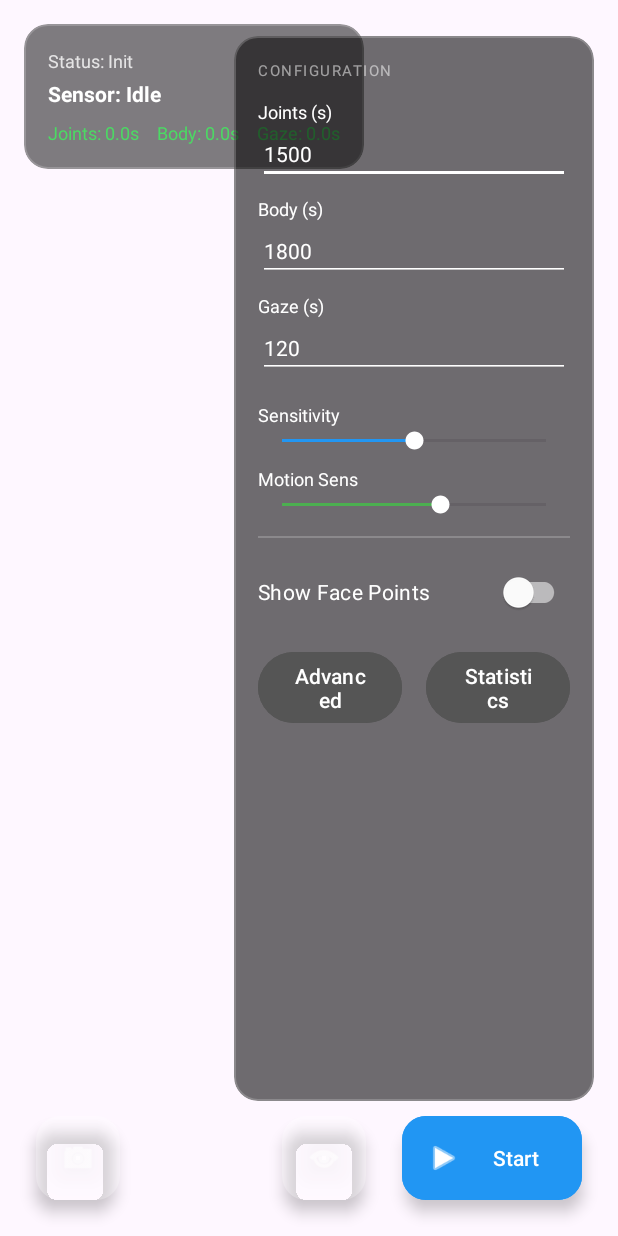
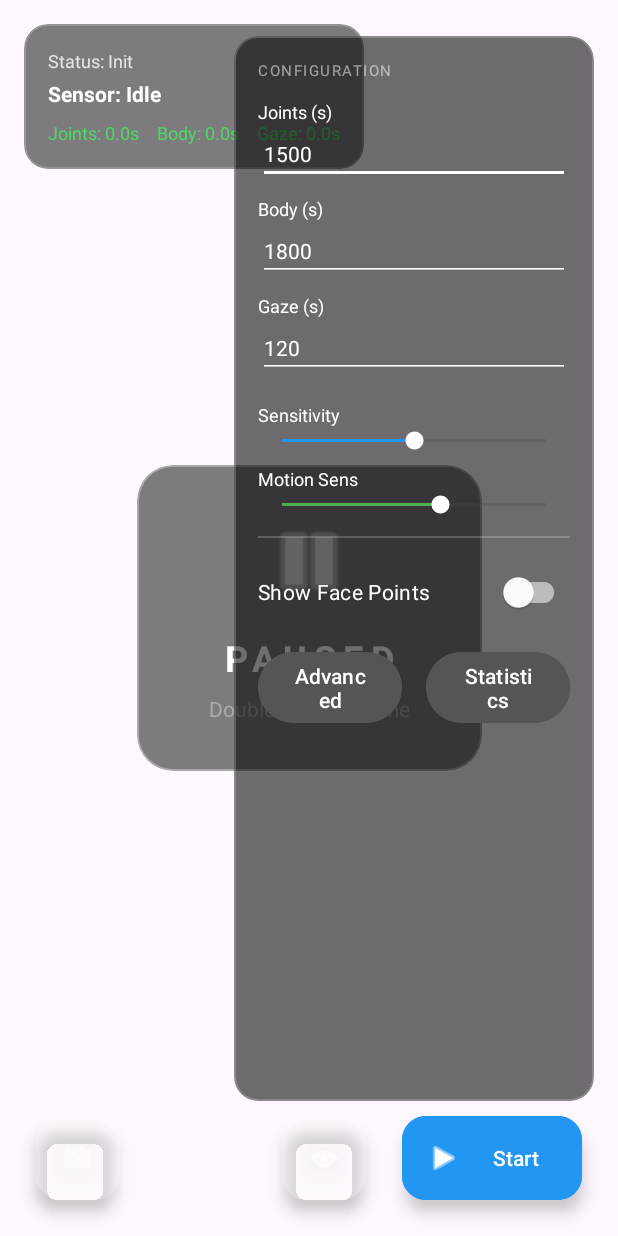
Before and after one commit to goxtopia/pose-master, an Android app: the screen it shows after launch (MainActivity), on a phone screen of 412 x 824 dp. Run offline under Robolectric (Android 15) with nearby library versions, the phone set to English and light mode, and no system bars; libraries missing offline, so code that uses them is left out: androidx.camera.core, androidx.camera.lifecycle, androidx.camera.view, com.google.mediapipe.framework, com.google.mediapipe.tasks; plain views replace PreviewView; 7 statements that could not run were skipped.

Commit message:
Add visual PAUSED indicator
- Added `paused_indicator` (MaterialCardView) to `activity_main.xml`.
- Updated `MainActivity.kt` to toggle visibility of the paused indicator.
- Updated `strings.xml` with "PAUSED" text.

```diff
--- a/android/app/src/main/java/com/example/posturemonitor/MainActivity.kt
+++ b/android/app/src/main/java/com/example/posturemonitor/MainActivity.kt
@@ -65,6 +65,7 @@ class MainActivity : AppCompatActivity(), TextToSpeech.OnInitListener {
     private lateinit var timerBody: TextView
     private lateinit var timerGaze: TextView
     private lateinit var alertOverlay: TextView
+    private lateinit var pausedIndicator: View
     private lateinit var btnStart: Button
     private lateinit var btnSwitchCamera: ImageButton
     private lateinit var btnHideUi: FloatingActionButton
@@ -159,6 +160,7 @@ class MainActivity : AppCompatActivity(), TextToSpeech.OnInitListener {
         timerBody = findViewById(R.id.timer_body)
         timerGaze = findViewById(R.id.timer_gaze)
         alertOverlay = findViewById(R.id.alert_overlay)
+        pausedIndicator = findViewById(R.id.paused_indicator)
         btnStart = findViewById(R.id.btn_start)
         btnSwitchCamera = findViewById(R.id.btn_switch_camera)
         btnHideUi = findViewById(R.id.btn_hide_ui)
@@ -242,6 +244,9 @@ class MainActivity : AppCompatActivity(), TextToSpeech.OnInitListener {
         }
 
         setupGestureDetector()
+
+        // Initial state
+        updatePausedIndicator()
     }
 
     private fun setupGestureDetector() {
@@ -303,6 +308,16 @@ class MainActivity : AppCompatActivity(), TextToSpeech.OnInitListener {
 
             sendApiRequest("/api/stop", null)
             Toast.makeText(this, "Monitoring Stopped", Toast.LENGTH_SHORT).show()
+        }
+        updatePausedIndicator()
+    }
+
+    private fun updatePausedIndicator() {
+        if (isRunning) {
+            pausedIndicator.visibility = View.GONE
+        } else {
+            // Show only if not in PiP
+            pausedIndicator.visibility = if (!isPipMode) View.VISIBLE else View.GONE
         }
     }
 
@@ -453,6 +468,7 @@ class MainActivity : AppCompatActivity(), TextToSpeech.OnInitListener {
         super.onPictureInPictureModeChanged(isInPictureInPictureMode, newConfig)
         isPipMode = isInPictureInPictureMode
         updateUiVisibility()
+        updatePausedIndicator()
     }
 
     private fun updateUiVisibility() {
--- a/android/app/src/main/res/layout/activity_main.xml
+++ b/android/app/src/main/res/layout/activity_main.xml
@@ -169,6 +169,55 @@
             app:layout_constraintTop_toTopOf="parent"
             app:layout_constraintBottom_toBottomOf="parent"/>
 
+        <!-- Paused Indicator (Centered) -->
+        <com.google.android.material.card.MaterialCardView
+            android:id="@+id/paused_indicator"
+            android:layout_width="wrap_content"
+            android:layout_height="wrap_content"
+            app:cardBackgroundColor="#80000000"
+            app:cardCornerRadius="24dp"
+            app:strokeColor="#55FFFFFF"
+            app:strokeWidth="1dp"
+            app:layout_constraintStart_toStartOf="parent"
+            app:layout_constraintEnd_toEndOf="parent"
+            app:layout_constraintTop_toTopOf="parent"
+            app:layout_constraintBottom_toBottomOf="parent">
+
+            <LinearLayout
+                android:layout_width="wrap_content"
+                android:layout_height="wrap_content"
+                android:orientation="vertical"
+                android:gravity="center"
+                android:paddingHorizontal="48dp"
+                android:paddingVertical="32dp">
+
+                <ImageView
+                    android:layout_width="64dp"
+                    android:layout_height="64dp"
+                    android:src="@android:drawable/ic_media_pause"
+                    app:tint="#FFFFFF"
+                    android:alpha="0.8"/>
+
+                <TextView
+                    android:layout_width="wrap_content"
+                    android:layout_height="wrap_content"
+                    android:text="@string/label_paused"
+                    android:textColor="#FFFFFF"
+                    android:textSize="24sp"
+                    android:textStyle="bold"
+                    android:letterSpacing="0.2"
+                    android:layout_marginTop="16dp"/>
+
+                <TextView
+                    android:layout_width="wrap_content"
+                    android:layout_height="wrap_content"
+                    android:text="@string/label_tap_to_resume"
+                    android:textColor="#AAAAAA"
+                    android:textSize="14sp"
+                    android:layout_marginTop="8dp"/>
+            </LinearLayout>
+        </com.google.android.material.card.MaterialCardView>
+
     </androidx.constraintlayout.widget.ConstraintLayout>
 
     <!-- Bottom Sheet for Settings (Standard implementation inside ScrollView if CoordinatorLayout behavior is complex without behavior classes, but let's use a simpler persistent bottom panel logic or just a hidden layout for "minimalist") -->
--- a/android/app/src/main/res/values/strings.xml
+++ b/android/app/src/main/res/values/strings.xml
@@ -39,4 +39,6 @@
     <string name="stats_alerts_today">Alerts Today</string>
     <string name="stats_monitoring_time">Monitoring Time</string>
     <string name="stats_break_time">Break Time</string>
+    <string name="label_paused">PAUSED</string>
+    <string name="label_tap_to_resume">Double-tap to resume</string>
 </resources>
```
